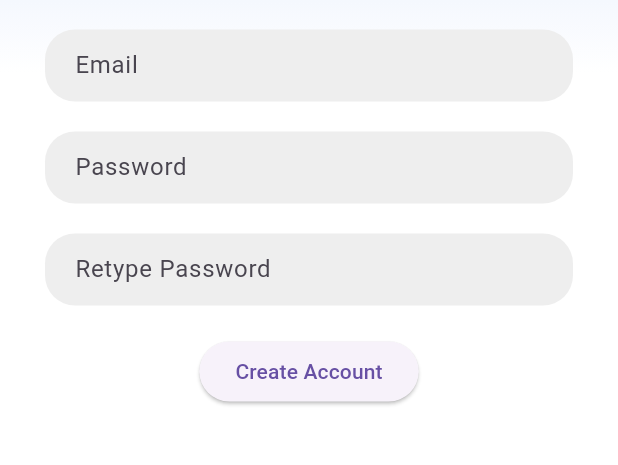
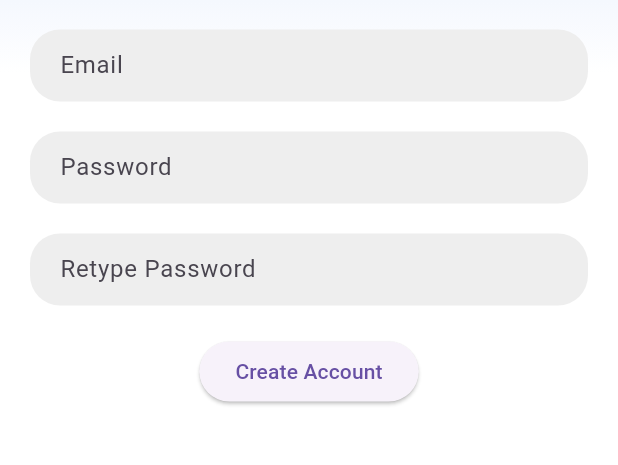
Before and after one commit to Affinity-App/Affinity-App, a Flutter app: the CreateAccountPage screen opened directly, on a phone screen of 412 x 824 dp, the part 545-1010 px from its top. Run offline on Flutter 3.47's test engine with Material 3 defaults, Android fonts, the phone set to English and light mode, and no system bars; our stand-ins replace firebase_core, fl_chart; accounts and stored records are empty.

Commit message:
edited edgeinsets

```diff
--- a/CardiacEngineering-App/lib/pages/createAccountPage.dart
+++ b/CardiacEngineering-App/lib/pages/createAccountPage.dart
@@ -23,7 +23,7 @@ class _CreateAccountPageState extends State<CreateAccountPage> {
       ),
       body: BackgroundGradientContainer(
         child: Padding(
-          padding: EdgeInsets.all(20.0),
+          padding: EdgeInsets.all(10.0),
           child: Column(
             mainAxisAlignment: MainAxisAlignment.center,
             children: [
```
Also changed, not shown: 3 other files.
